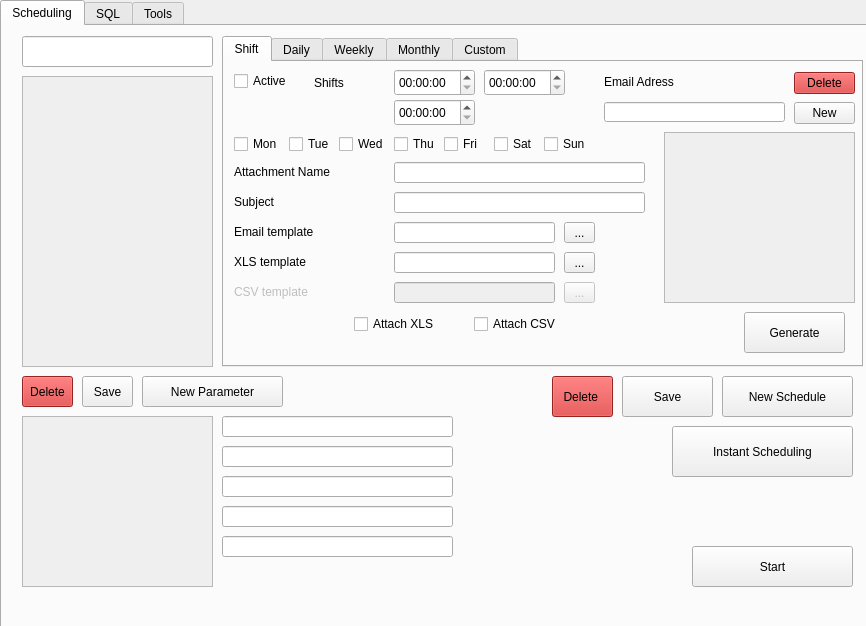
Davebudil/reporter, file reporter.ui: the form before one commit.
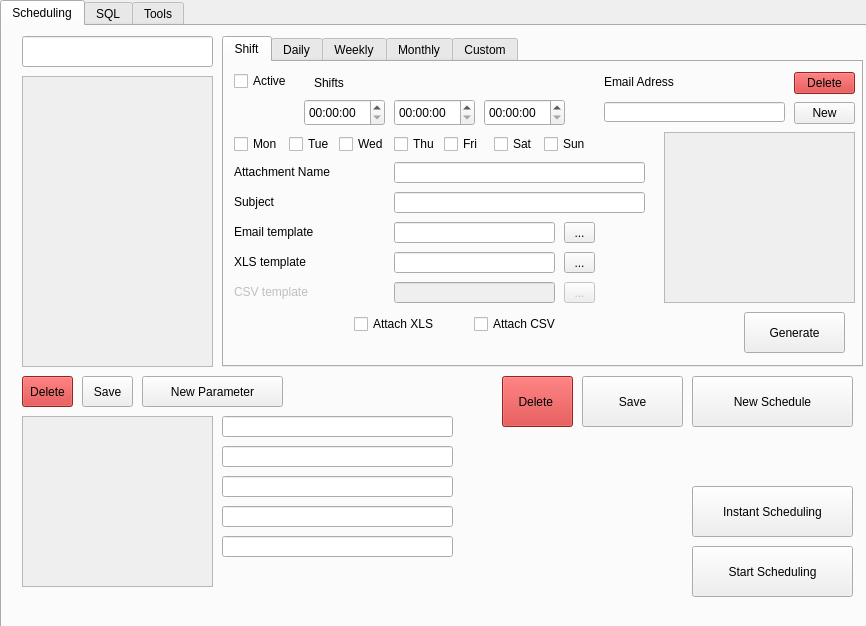
The form after the commit. The open tabs and pages were chosen to show the change.

What changed in the file:
```diff
--- a/reporter.ui
+++ b/reporter.ui
@@ -338,8 +338,8 @@
        <widget class="QTimeEdit" name="shiftFrom">
         <property name="geometry">
          <rect>
-          <x>170</x>
-          <y>7</y>
+          <x>80</x>
+          <y>37</y>
           <width>81</width>
           <height>27</height>
          </rect>
@@ -551,7 +551,7 @@
         <property name="geometry">
          <rect>
           <x>260</x>
-          <y>7</y>
+          <y>37</y>
           <width>81</width>
           <height>27</height>
          </rect>
@@ -2329,10 +2329,10 @@
      <widget class="QToolButton" name="saveScheduling">
       <property name="geometry">
        <rect>
-        <x>620</x>
+        <x>580</x>
         <y>350</y>
-        <width>91</width>
-        <height>41</height>
+        <width>101</width>
+        <height>51</height>
        </rect>
       </property>
       <property name="text">
@@ -2376,10 +2376,10 @@
      <widget class="QToolButton" name="deleteScheduling">
       <property name="geometry">
        <rect>
-        <x>550</x>
+        <x>500</x>
         <y>350</y>
-        <width>61</width>
-        <height>41</height>
+        <width>71</width>
+        <height>51</height>
        </rect>
       </property>
       <property name="styleSheet">
@@ -2392,10 +2392,10 @@
      <widget class="QToolButton" name="newScheduling">
       <property name="geometry">
        <rect>
-        <x>720</x>
+        <x>690</x>
         <y>350</y>
-        <width>131</width>
-        <height>41</height>
+        <width>161</width>
+        <height>51</height>
        </rect>
       </property>
       <property name="text">
@@ -2415,9 +2415,9 @@
      <widget class="QToolButton" name="toolButton_4">
       <property name="geometry">
        <rect>
-        <x>670</x>
-        <y>400</y>
-        <width>181</width>
+        <x>690</x>
+        <y>460</y>
+        <width>161</width>
         <height>51</height>
        </rect>
       </property>
@@ -2431,11 +2431,11 @@
         <x>690</x>
         <y>520</y>
         <width>161</width>
-        <height>41</height>
+        <height>51</height>
        </rect>
       </property>
       <property name="text">
-       <string>Start</string>
+       <string>Start Scheduling</string>
       </property>
      </widget>
     </widget>
```
Left out of the diff: 18 changed lines with no effect on the pictures.
